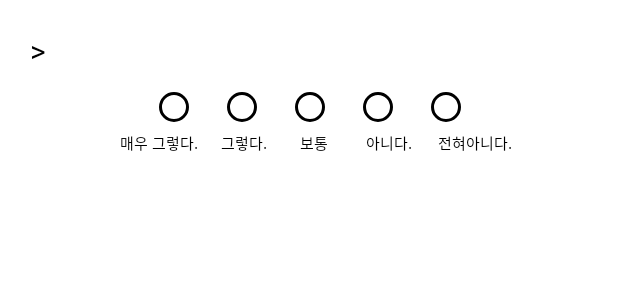
After one commit to CHANMYUNG/SignMe, an Android app: the layout survey_item.xml on its own in the app's theme, with its tools: preview values and no code run, on a phone screen of 412 x 824 dp. The commit adds this screen. Shown: the top 300 px of the screen. Run offline under Robolectric (Android 15) with nearby library versions, the phone set to English and light mode, and no system bars.

Commit message:
[DONE] survey question listview

```diff
--- a/Android/SignMe/app/src/main/AndroidManifest.xml
+++ b/Android/SignMe/app/src/main/AndroidManifest.xml
@@ -31,7 +31,7 @@
         <activity android:name=".Content.ContentMainActivity"></activity>
         <activity android:name=".TestDialog"></activity>
         <activity android:name=".LetterListActivity"></activity>
-
+        <activity android:name=".survey.SurveyActivity"></activity>
     </application>
     <uses-permission android:name="android.permission.INTERNET"/>
     <uses-permission android:name="android.permission.INTERNET"></uses-permission>
--- a/Android/SignMe/app/src/main/java/com/signme/signme/SplashActivity.java
+++ b/Android/SignMe/app/src/main/java/com/signme/signme/SplashActivity.java
@@ -26,7 +26,6 @@ public class SplashActivity extends AppCompatActivity {
                 String token = getSharedPreferences("test", MODE_PRIVATE).getString("signme-x-access-token", null);
 
                 if (token != null) {
-                    Log.d("!@#I!@U#*(!U@#(!U@*(#", "HERE I AM!");
                     nextActivity = new Intent(getApplicationContext(), MainActivity.class);
 
                 } else {
--- a/Android/SignMe/app/src/main/java/com/signme/signme/adapter/LetterListItem.java
+++ b/Android/SignMe/app/src/main/java/com/signme/signme/adapter/LetterListItem.java
@@ -68,4 +68,8 @@ public class LetterListItem {
     public void setLetterNumber(int letterNumber) {
         this.letterNumber = letterNumber;
     }
+
+    public int getLetterNumber() {
+        return letterNumber;
+    }
 }
--- a/Android/SignMe/app/src/main/java/com/signme/signme/server/APIinterface.java
+++ b/Android/SignMe/app/src/main/java/com/signme/signme/server/APIinterface.java
@@ -18,6 +18,7 @@ import retrofit2.http.POST;
 import retrofit2.http.Path;
 import retrofit2.http.Query;
 import retrofit2.http.QueryMap;
+import retrofit2.http.Url;
 
 
 /**
@@ -66,4 +67,7 @@ public interface APIinterface {
 
     @GET("/letter")
     Call<JsonArray> getLetterList(@Header("signme-x-access-token") String token);
+
+    @GET
+    Call<JsonObject> getSurvey(@Url String url, @Header("signme-x-access-token") String token);
 }
--- /dev/null
+++ b/Android/SignMe/app/src/main/res/layout/survey_item.xml
@@ -0,0 +1,130 @@
+<?xml version="1.0" encoding="utf-8"?>
+<LinearLayout xmlns:android="http://schemas.android.com/apk/res/android"
+    android:layout_width="match_parent"
+    android:layout_height="match_parent"
+    android:orientation="vertical"
+    android:padding="20dp"
+    android:background="@color/white">
+
+    <RelativeLayout
+        android:layout_width="match_parent"
+        android:layout_height="wrap_content">
+
+        <TextView
+            android:id="@+id/survey_question_index"
+            android:layout_width="wrap_content"
+            android:layout_height="wrap_content"
+            android:text=">"
+            android:textColor="@color/black"
+            android:textSize="20dp" />
+
+        <TextView
+            android:id="@+id/survey_question"
+            android:layout_width="250dp"
+            android:layout_height="35dp"
+            android:layout_marginLeft="15dp"
+            android:layout_toRightOf="@+id/survey_question_index"
+            android:textColor="@color/black"
+            android:textSize="20dp" />
+
+        <RadioGroup
+            android:id="@+id/survey_answer_group"
+            android:layout_width="match_parent"
+            android:layout_height="wrap_content"
+            android:layout_below="@+id/survey_question"
+            android:gravity="center"
+            android:orientation="horizontal">
+
+            <RadioButton
+                android:id="@+id/survey_answer5"
+                android:layout_width="wrap_content"
+                android:layout_height="wrap_content"
+                android:buttonTint="@color/black"
+                android:width="30dp" />
+
+            <RadioButton
+                android:id="@+id/survey_answer4"
+                android:layout_width="wrap_content"
+                android:layout_height="wrap_content"
+                android:buttonTint="@color/black"
+                android:layout_marginLeft="15dp"
+                android:width="30dp" />
+
+            <RadioButton
+                android:id="@+id/survey_answer3"
+                android:layout_width="wrap_content"
+                android:layout_height="wrap_content"
+                android:buttonTint="@color/black"
+                android:layout_marginLeft="15dp"
+                android:width="30dp" />
+
+            <RadioButton
+                android:id="@+id/survey_answer2"
+                android:layout_width="wrap_content"
+                android:layout_height="wrap_content"
+                android:buttonTint="@color/black"
+                android:layout_marginLeft="15dp"
+                android:width="30dp" />
+
+            <RadioButton
+                android:id="@+id/survey_answer1"
+                android:layout_width="wrap_content"
+                android:layout_height="wrap_content"
+                android:buttonTint="@color/black"
+                android:layout_marginLeft="15dp"
+                android:width="30dp" />
+        </RadioGroup>
+
+        <LinearLayout
+            android:layout_width="match_parent"
+            android:layout_height="wrap_content"
+            android:layout_below="@id/survey_answer_group"
+            android:layout_marginLeft="30dp"
+            >
+
+            <TextView
+
+                android:layout_width="wrap_content"
+                android:layout_height="wrap_content"
+                android:text="매우 그렇다."
+                android:textSize="10dp"
+                android:textColor="@color/black"
+                android:layout_marginLeft="30dp"
+                />
+
+            <TextView
+                android:layout_width="wrap_content"
+                android:layout_height="wrap_content"
+                android:text="그렇다."
+                android:textSize="10dp"
+                android:textColor="@color/black"
+                android:layout_marginLeft="15dp"/>
+
+            <TextView
+                android:layout_width="wrap_content"
+                android:layout_height="wrap_content"
+                android:text="보통"
+                android:textSize="10dp"
+                android:textColor="@color/black"
+                android:layout_marginLeft="22dp"/>
+
+            <TextView
+                android:layout_width="wrap_content"
+                android:layout_height="wrap_content"
+                android:text="아니다."
+                android:textSize="10dp"
+                android:textColor="@color/black"
+                android:layout_marginLeft="25dp"/>
+
+            <TextView
+
+                android:layout_width="wrap_content"
+                android:layout_height="wrap_content"
+                android:text="전혀아니다."
+                android:textSize="10dp"
+                android:textColor="@color/black"
+                android:layout_marginLeft="17dp"/>
+        </LinearLayout>
+    </RelativeLayout>
+
+</LinearLayout>
```
Also changed, not shown: Android/SignMe/app/src/main/java/com/signme/signme/LetterListActivity.java (+15 -2 lines), Android/SignMe/app/src/main/java/com/signme/signme/survey/SurveyActivity.java (added, +90 -0 lines), Android/SignMe/app/src/main/java/com/signme/signme/survey/SurveyQuestionAdapter.java (added, +61 -0 lines), Android/SignMe/app/src/main/java/com/signme/signme/survey/SurveyQuestionItem.java (added, +19 -0 lines), Android/SignMe/app/src/main/res/layout/activity_survey.xml (added, +86 -0 lines), Android/SignMe/app/src/main/res/layout/activity_letter_list.xml (renamed from Android/SignMe/app/src/main/res/layout/activity_signlist.xml).
